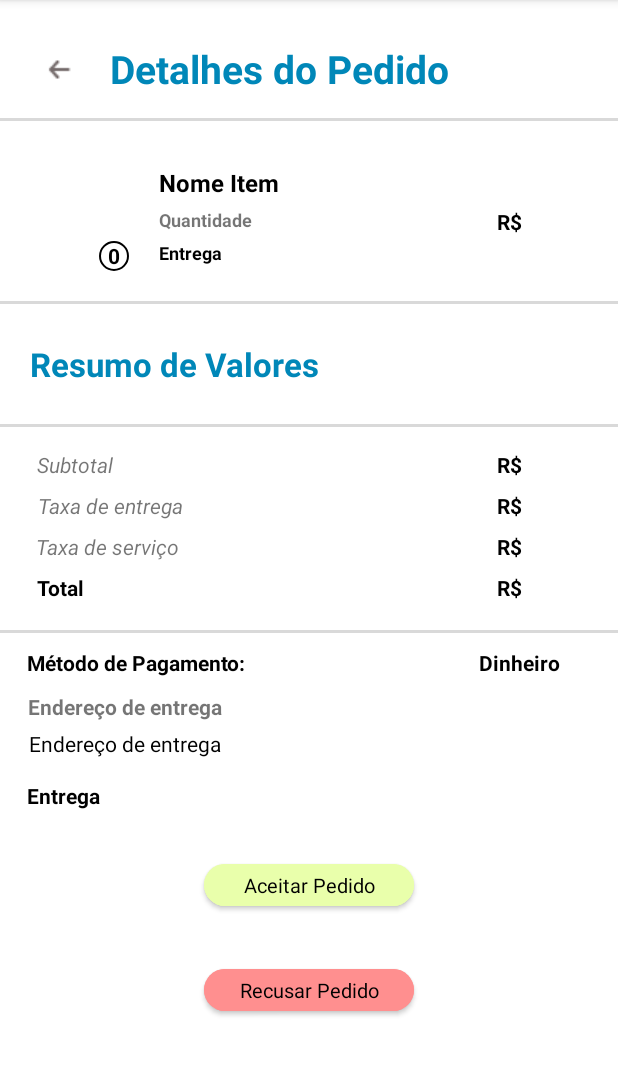
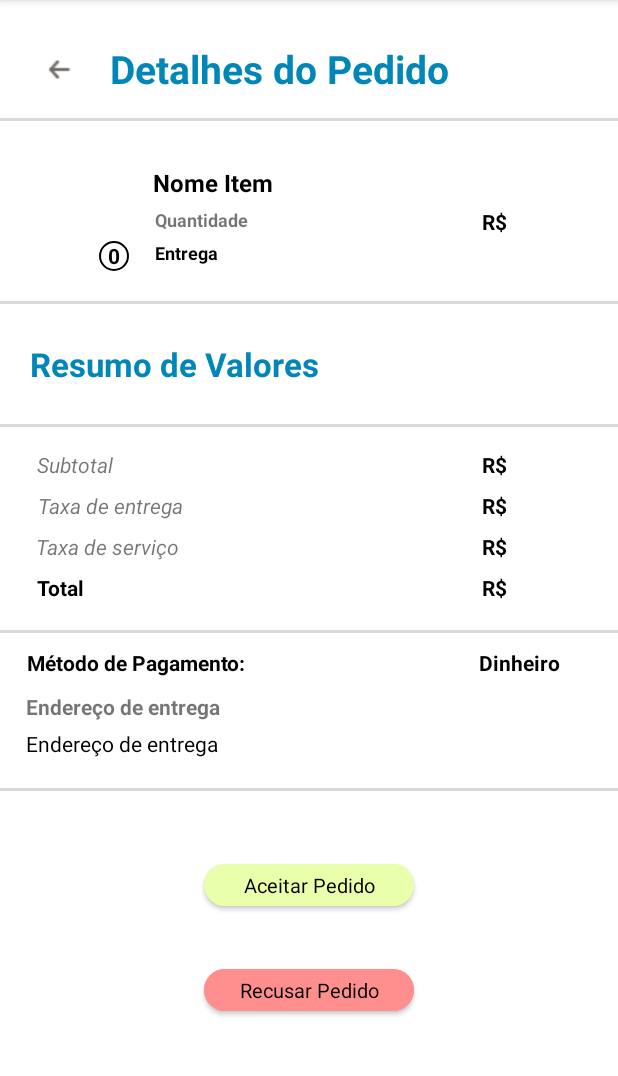
Before and after one commit to RuanLemos/WaterPlace_Supplier, an Android app: the OrderDetails screen opened directly, with no data from a screen before it, on a phone screen of 412 x 824 dp, the part 84-1160 px from its top. Run offline under Robolectric (Android 15) with nearby library versions, the phone set to English and light mode, and no system bars.

Commit message:
mesma coisa dos espaço de input do outro

```diff
--- a/app/src/main/res/layout/activity_main_menu.xml
+++ b/app/src/main/res/layout/activity_main_menu.xml
@@ -21,10 +21,10 @@
 
     <TextView
         android:id="@+id/supplier_name"
-        android:layout_width="wrap_content"
+        android:layout_width="280dp"
         android:layout_height="wrap_content"
         android:layout_marginTop="130dp"
-        android:layout_marginEnd="140dp"
+        android:layout_marginEnd="98dp"
         android:text="Nome do fornecedor"
         android:textColor="@color/black"
         android:textSize="26dp"
@@ -48,10 +48,10 @@
 
     <TextView
         android:id="@+id/legenda"
-        android:layout_width="wrap_content"
+        android:layout_width="280dp"
         android:layout_height="wrap_content"
         android:layout_marginTop="5dp"
-        android:layout_marginEnd="285dp"
+        android:layout_marginEnd="98dp"
         android:text="Apenas galões"
         app:layout_constraintEnd_toEndOf="parent"
         app:layout_constraintStart_toStartOf="parent"
--- a/app/src/main/res/layout/activity_order_details.xml
+++ b/app/src/main/res/layout/activity_order_details.xml
@@ -74,11 +74,10 @@
 
     <TextView
         android:id="@+id/item_name"
-        android:layout_width="wrap_content"
+        android:layout_width="200dp"
         android:layout_height="wrap_content"
-        android:layout_marginStart="70dp"
         android:layout_marginTop="30dp"
-        android:layout_marginEnd="190dp"
+        android:layout_marginEnd="8dp"
         android:text="Nome Item"
         android:textColor="@color/black"
         android:textSize="16dp"
@@ -89,11 +88,11 @@
 
     <TextView
         android:id="@+id/amount"
-        android:layout_width="wrap_content"
+        android:layout_width="85dp"
         android:layout_height="wrap_content"
         android:layout_marginStart="70dp"
         android:layout_marginTop="5dp"
-        android:layout_marginEnd="208dp"
+        android:layout_marginEnd="190dp"
         android:text="Quantidade"
         android:textSize="12dp"
         android:textStyle="bold"
@@ -103,11 +102,11 @@
 
     <TextView
         android:id="@+id/del_type"
-        android:layout_width="wrap_content"
+        android:layout_width="105dp"
         android:layout_height="wrap_content"
         android:layout_marginStart="70dp"
         android:layout_marginTop="5dp"
-        android:layout_marginEnd="228dp"
+        android:layout_marginEnd="170dp"
         android:text="Entrega"
         android:textColor="@color/black"
         android:textSize="12dp"
@@ -118,9 +117,9 @@
 
     <TextView
         android:id="@+id/item_price"
-        android:layout_width="wrap_content"
+        android:layout_width="80dp"
         android:layout_height="wrap_content"
-        android:layout_marginStart="270dp"
+        android:layout_marginStart="310dp"
         android:layout_marginTop="5dp"
         android:text="R$ "
         android:textColor="@color/black"
@@ -181,9 +180,9 @@
 
     <TextView
         android:id="@+id/subtotal_value"
-        android:layout_width="wrap_content"
+        android:layout_width="80dp"
         android:layout_height="wrap_content"
-        android:layout_marginStart="270dp"
+        android:layout_marginStart="310dp"
         android:layout_marginTop="15dp"
         android:text="R$ "
         android:textColor="@color/black"
@@ -208,9 +207,9 @@
 
     <TextView
         android:id="@+id/tax_del_value"
-        android:layout_width="wrap_content"
+        android:layout_width="80dp"
         android:layout_height="wrap_content"
-        android:layout_marginStart="270dp"
+        android:layout_marginStart="310dp"
         android:layout_marginTop="8dp"
         android:text="R$ "
         android:textColor="@color/black"
@@ -235,9 +234,9 @@
 
     <TextView
         android:id="@+id/tax_serv_value"
-        android:layout_width="wrap_content"
+        android:layout_width="80dp"
         android:layout_height="wrap_content"
-        android:layout_marginStart="270dp"
+        android:layout_marginStart="310dp"
         android:layout_marginTop="8dp"
         android:text="R$ "
         android:textColor="@color/black"
@@ -263,9 +262,9 @@
 
     <TextView
         android:id="@+id/total_value"
-        android:layout_width="wrap_content"
+        android:layout_width="80dp"
         android:layout_height="wrap_content"
-        android:layout_marginStart="270dp"
+        android:layout_marginStart="310dp"
         android:layout_marginTop="8dp"
         android:text="R$ "
         android:textColor="@color/black"
@@ -316,10 +315,10 @@
 
     <TextView
         android:id="@+id/end_del"
-        android:layout_width="wrap_content"
+        android:layout_width="230dp"
         android:layout_height="wrap_content"
         android:layout_marginTop="10dp"
-        android:layout_marginEnd="246dp"
+        android:layout_marginEnd="148dp"
         android:text="Endereço de entrega"
         android:textSize="14dp"
         android:textStyle="bold"
@@ -329,10 +328,10 @@
 
     <TextView
         android:id="@+id/end_value"
-        android:layout_width="wrap_content"
+        android:layout_width="230dp"
         android:layout_height="wrap_content"
         android:layout_marginTop="5dp"
-        android:layout_marginEnd="246dp"
+        android:layout_marginEnd="148dp"
         android:text="Endereço de entrega"
         android:textColor="@color/black"
         android:textSize="14dp"
@@ -342,15 +341,15 @@
 
     <TextView
         android:id="@+id/del_type_warning"
-        android:layout_width="wrap_content"
+        android:layout_width="230dp"
         android:layout_height="wrap_content"
         android:layout_marginTop="15dp"
-        android:layout_marginEnd="328dp"
+        android:layout_marginEnd="148dp"
         android:text="Entrega"
         android:textColor="@color/black"
         android:textSize="14dp"
         android:textStyle="bold"
-        android:visibility="visible"
+        android:visibility="invisible"
         app:layout_constraintEnd_toEndOf="parent"
         app:layout_constraintStart_toStartOf="parent"
         app:layout_constraintTop_toBottomOf="@+id/end_value" />
@@ -362,7 +361,7 @@
         android:layout_marginTop="20dp"
         android:background="@drawable/line_divider"
         android:backgroundTint="#d9d9d9"
-        android:visibility="invisible"
+        android:visibility="visible"
         app:layout_constraintEnd_toEndOf="parent"
         app:layout_constraintStart_toStartOf="parent"
         app:layout_constraintTop_toBottomOf="@+id/end_value" />
@@ -384,10 +383,10 @@
 
     <TextView
         android:id="@+id/del_type_reminder"
-        android:layout_width="wrap_content"
+        android:layout_width="180dp"
         android:layout_height="wrap_content"
         android:layout_marginTop="5dp"
-        android:layout_marginEnd="295dp"
+        android:layout_marginEnd="190dp"
         android:text="Entrega"
         android:textColor="@color/black"
         android:textSize="22dp"
```
